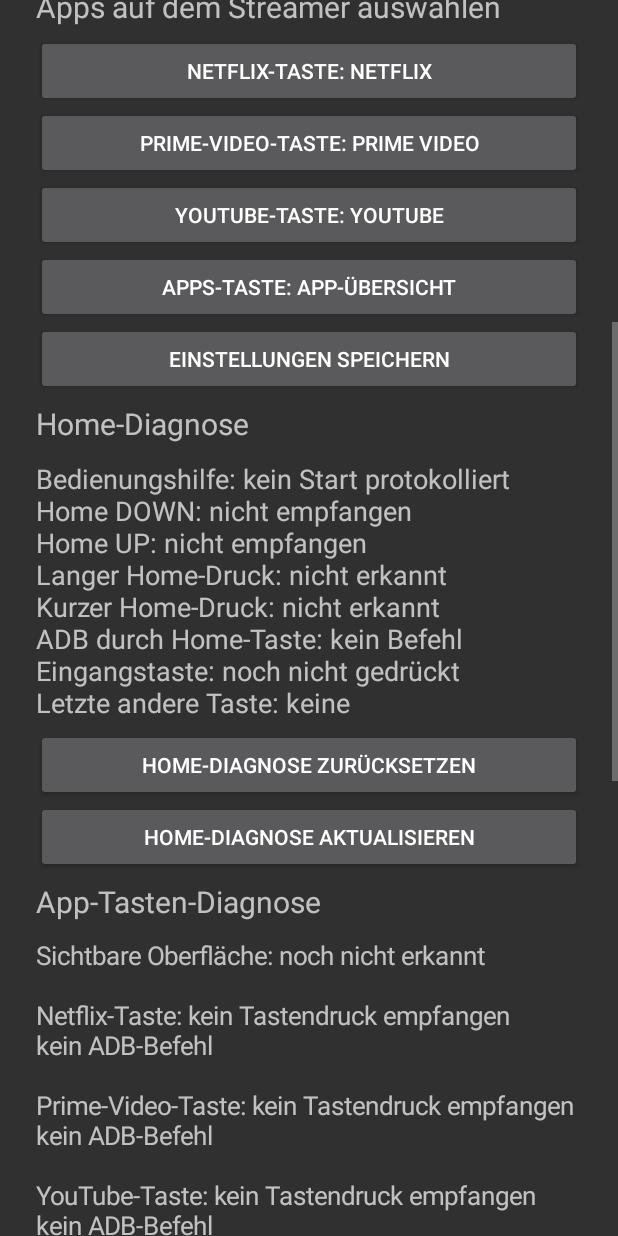
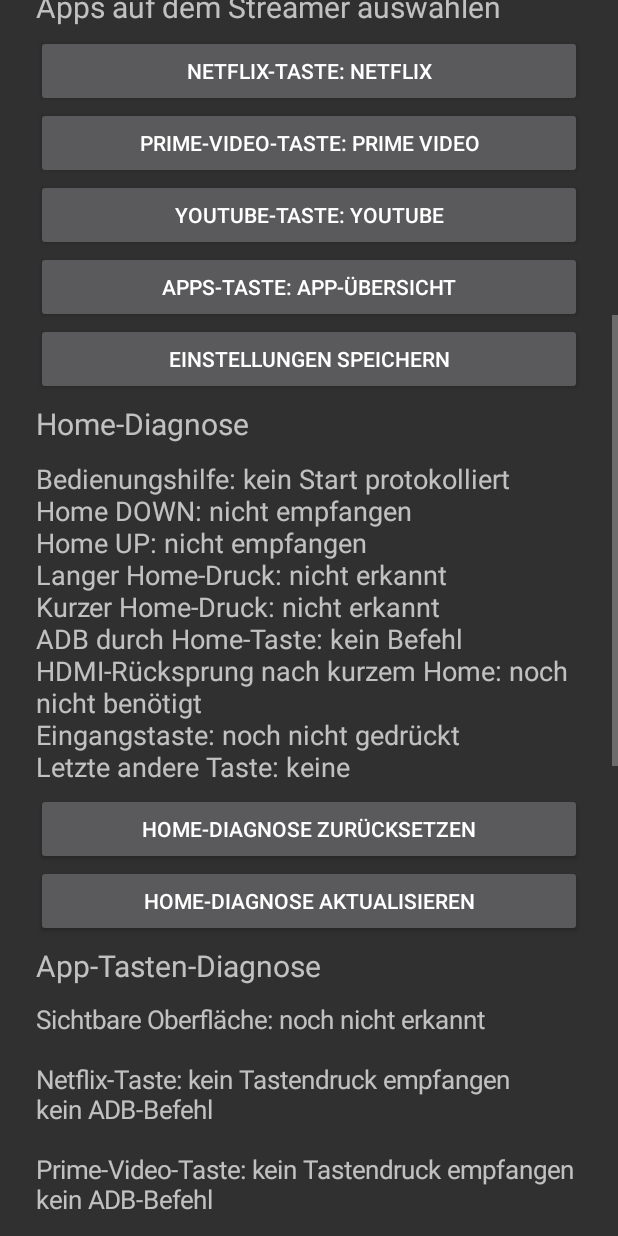
Before and after one commit to MaWeXi/streamer-remote, an Android app: the screen it shows after launch (MainActivity), scrolled down 576 dp, on a phone screen of 412 x 824 dp. Run offline under Robolectric (Android 15) with nearby library versions, the phone set to English and light mode, and no system bars; libraries missing offline, so code that uses them is left out: com.flyfishxu.kadb; 1 statement that could not run was skipped.

Commit message:
Show short Home HDMI return diagnostic

```diff
--- a/app/src/main/java/dev/local/streamerremote/MainActivity.kt
+++ b/app/src/main/java/dev/local/streamerremote/MainActivity.kt
@@ -46,7 +46,7 @@ class MainActivity : Activity() {
             root.addView(Button(this).apply { text = label; setOnClickListener { action() } })
         }
 
-        title("Streamer Remote — Streamer Remote 0.14")
+        title("Streamer Remote — Streamer Remote 0.15")
         val host = field("IP-Adresse des Google TV Streamers", prefs.getString("host", "").orEmpty())
         val port = field("ADB-Port", prefs.getInt("port", 5555).toString(), numeric = true)
         val homeCode = field("Tastencode Home", prefs.getInt("code_home", 3).toString(), numeric = true)
@@ -129,7 +129,7 @@ class MainActivity : Activity() {
         val diagnostic = TextView(this).apply { textSize = 18f; setPadding(0, 8, 0, 8) }
         root.addView(diagnostic)
         fun refreshDiagnostic() {
-            val lines = listOf("diag_service", "diag_down", "diag_up", "diag_long", "diag_short", "diag_adb", "diag_input", "last_key")
+            val lines = listOf("diag_service", "diag_down", "diag_up", "diag_long", "diag_short", "diag_adb", "diag_home_return", "diag_input", "last_key")
                 .map { prefs.getString(it, null) ?: when (it) {
                     "diag_service" -> "Bedienungshilfe: kein Start protokolliert"
                     "diag_down" -> "Home DOWN: nicht empfangen"
@@ -137,6 +137,7 @@ class MainActivity : Activity() {
                     "diag_long" -> "Langer Home-Druck: nicht erkannt"
                     "diag_short" -> "Kurzer Home-Druck: nicht erkannt"
                     "diag_adb" -> "ADB durch Home-Taste: kein Befehl"
+                    "diag_home_return" -> "HDMI-Rücksprung nach kurzem Home: noch nicht benötigt"
                     "diag_input" -> "Eingangstaste: noch nicht gedrückt"
                     else -> "Letzte andere Taste: keine"
                 } }
@@ -145,7 +146,7 @@ class MainActivity : Activity() {
         refreshDiagnostic()
         button("Home-Diagnose zurücksetzen") {
             prefs.edit().remove("diag_down").remove("diag_up").remove("diag_long")
-                .remove("diag_short").remove("diag_adb").remove("diag_input").remove("last_key").apply()
+                .remove("diag_short").remove("diag_adb").remove("diag_home_return").remove("diag_input").remove("last_key").apply()
             refreshDiagnostic()
         }
         button("Home-Diagnose aktualisieren") { refreshDiagnostic() }
```
